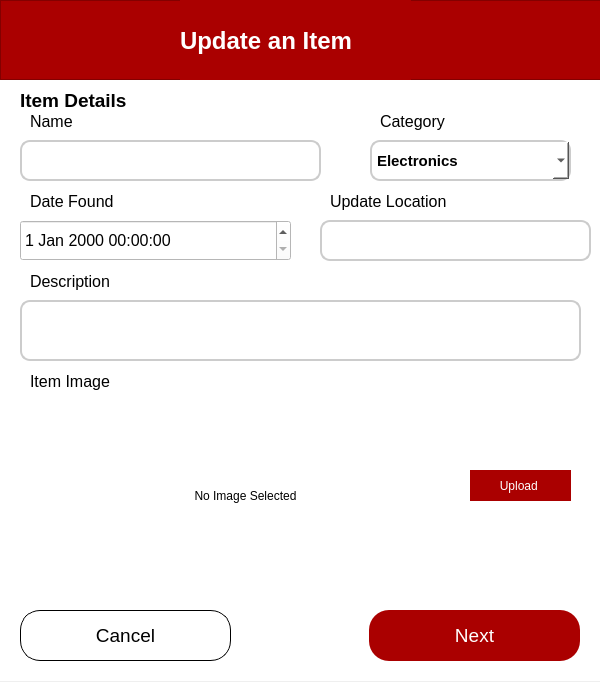
Qt form src/frontend/updateItem.ui (brexer/lost-and-found-system) before a commit.
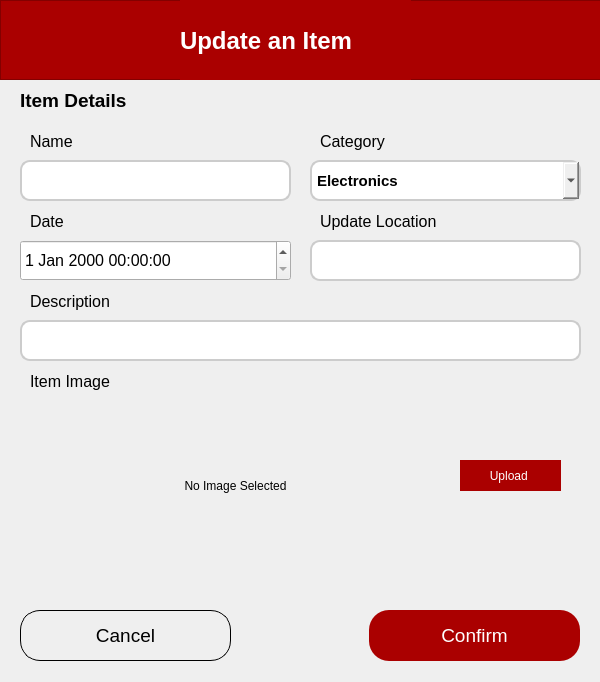
The same form after that commit.

What changed in the file:
```diff
--- a/src/frontend/updateItem.ui
+++ b/src/frontend/updateItem.ui
@@ -13,185 +13,79 @@
   <property name="windowTitle">
    <string>Dialog</string>
   </property>
-  <widget class="QStackedWidget" name="stackedWidget">
+  <widget class="QComboBox" name="categoryComboBox">
    <property name="geometry">
     <rect>
-     <x>0</x>
-     <y>0</y>
-     <width>601</width>
-     <height>681</height>
-    </rect>
-   </property>
-   <property name="styleSheet">
-    <string notr="true">background-color: rgb(255, 255, 255);</string>
-   </property>
-   <property name="currentIndex">
-    <number>0</number>
-   </property>
-   <widget class="QWidget" name="itemPage">
-    <widget class="QLabel" name="label_2">
-     <property name="geometry">
-      <rect>
-       <x>20</x>
-       <y>80</y>
-       <width>191</width>
+     <x>310</x>
+     <y>160</y>
+     <width>271</width>
        <height>41</height>
       </rect>
      </property>
      <property name="font">
       <font>
-       <pointsize>14</pointsize>
+     <pointsize>11</pointsize>
        <weight>75</weight>
        <bold>true</bold>
       </font>
      </property>
-     <property name="text">
-      <string>Item Details</string>
-     </property>
-    </widget>
-    <widget class="QLineEdit" name="itemNameEdit">
-     <property name="geometry">
-      <rect>
-       <x>20</x>
-       <y>140</y>
-       <width>301</width>
-       <height>41</height>
-      </rect>
-     </property>
      <property name="styleSheet">
-      <string notr="true">QLineEdit {
+    <string notr="true">QComboBox {
         border: 2px solid #ccc;
         border-radius: 10px;
         padding: 5px;
     }</string>
      </property>
+   <item>
      <property name="text">
-      <string/>
-     </property>
-    </widget>
-    <widget class="QLabel" name="label_3">
-     <property name="geometry">
-      <rect>
-       <x>30</x>
-       <y>110</y>
-       <width>80</width>
-       <height>23</height>
-      </rect>
-     </property>
-     <property name="font">
-      <font>
-       <pointsize>12</pointsize>
-      </font>
-     </property>
+     <string>Electronics</string>
+    </property>
+   </item>
+   <item>
+    <property name="text">
+     <string>School Supplies</string>
+    </property>
+   </item>
+   <item>
+    <property name="text">
+     <string>Clothing and Accessories</string>
+    </property>
+   </item>
+   <item>
      <property name="text">
-      <string>Name</string>
-     </property>
-    </widget>
-    <widget class="QLineEdit" name="locationFoundEdit">
-     <property name="geometry">
-      <rect>
-       <x>320</x>
-       <y>220</y>
-       <width>271</width>
-       <height>41</height>
-      </rect>
-     </property>
-     <property name="styleSheet">
-      <string notr="true">QLineEdit {
-        border: 2px solid #ccc;
-        border-radius: 10px;
-        padding: 5px;
-    }</string>
-     </property>
-    </widget>
-    <widget class="QLabel" name="label_5">
-     <property name="geometry">
-      <rect>
-       <x>30</x>
-       <y>190</y>
-       <width>191</width>
-       <height>23</height>
-      </rect>
-     </property>
-     <property name="font">
-      <font>
-       <pointsize>12</pointsize>
-      </font>
-     </property>
+     <string>I.D Cards</string>
+    </property>
+   </item>
+   <item>
      <property name="text">
-      <string>Date Found</string>
-     </property>
-    </widget>
-    <widget class="QLabel" name="label_6">
-     <property name="geometry">
-      <rect>
-       <x>330</x>
-       <y>190</y>
-       <width>211</width>
-       <height>23</height>
-      </rect>
-     </property>
-     <property name="font">
-      <font>
-       <pointsize>12</pointsize>
-      </font>
-     </property>
+     <string>Wallets </string>
+    </property>
+   </item>
+   <item>
      <property name="text">
-      <string>Update Location</string>
-     </property>
-    </widget>
-    <widget class="QLineEdit" name="descriptionEdit">
-     <property name="geometry">
-      <rect>
-       <x>20</x>
-       <y>300</y>
-       <width>561</width>
-       <height>61</height>
-      </rect>
-     </property>
-     <property name="styleSheet">
-      <string notr="true">QLineEdit {
-        border: 2px solid #ccc;
-        border-radius: 10px;
-        padding: 5px;
-    }</string>
-     </property>
+     <string>Keys</string>
+    </property>
+   </item>
+   <item>
      <property name="text">
-      <string/>
-     </property>
-    </widget>
-    <widget class="QLabel" name="label_7">
-     <property name="geometry">
-      <rect>
-       <x>30</x>
-       <y>270</y>
-       <width>191</width>
-       <height>23</height>
-      </rect>
-     </property>
-     <property name="font">
-      <font>
-       <pointsize>12</pointsize>
-      </font>
-     </property>
+     <string>Personal Items</string>
+    </property>
+   </item>
+   <item>
      <property name="text">
-      <string>Description</string>
-     </property>
-    </widget>
-    <widget class="QPushButton" name="nextButton">
+     <string>Others</string>
+    </property>
+   </item>
+  </widget>
+  <widget class="QPushButton" name="pushButton">
      <property name="geometry">
       <rect>
-       <x>369</x>
-       <y>610</y>
-       <width>211</width>
-       <height>51</height>
-      </rect>
-     </property>
-     <property name="font">
-      <font>
-       <pointsize>14</pointsize>
-      </font>
-     </property>
+     <x>460</x>
+     <y>460</y>
+     <width>101</width>
+     <height>31</height>
+    </rect>
+   </property>
      <property name="styleSheet">
       <string notr="true">QPushButton {
         background-color: rgb(170, 0, 0);
@@ -208,7 +102,7 @@
     }</string>
      </property>
      <property name="text">
-      <string>Next</string>
+    <string>Upload </string>
      </property>
     </widget>
     <widget class="QPushButton" name="cancelButton">
@@ -242,6 +136,46 @@
       <string>Cancel</string>
      </property>
     </widget>
+  <widget class="QLineEdit" name="itemNameEdit">
+   <property name="geometry">
+    <rect>
+     <x>20</x>
+     <y>160</y>
+     <width>271</width>
+     <height>41</height>
+    </rect>
+   </property>
+   <property name="styleSheet">
+    <string notr="true">QLineEdit {
+        border: 2px solid #ccc;
+        border-radius: 10px;
+        padding: 5px;
+    }</string>
+   </property>
+   <property name="text">
+    <string/>
+   </property>
+  </widget>
+  <widget class="QLabel" name="label_2">
+   <property name="geometry">
+    <rect>
+     <x>20</x>
+     <y>80</y>
+     <width>191</width>
+     <height>41</height>
+    </rect>
+   </property>
+   <property name="font">
+    <font>
+     <pointsize>14</pointsize>
+     <weight>75</weight>
+     <bold>true</bold>
+    </font>
+   </property>
+   <property name="text">
+    <string>Item Details</string>
+   </property>
+  </widget>
     <widget class="QFrame" name="frame_2">
      <property name="geometry">
       <rect>
@@ -284,26 +218,11 @@
       </property>
      </widget>
     </widget>
-    <widget class="QDateTimeEdit" name="dateFoundEdit">
-     <property name="geometry">
-      <rect>
-       <x>20</x>
-       <y>220</y>
-       <width>271</width>
-       <height>41</height>
-      </rect>
-     </property>
-     <property name="font">
-      <font>
-       <pointsize>12</pointsize>
-      </font>
-     </property>
-    </widget>
     <widget class="QLabel" name="label_14">
      <property name="geometry">
       <rect>
-       <x>380</x>
-       <y>110</y>
+     <x>320</x>
+     <y>130</y>
        <width>191</width>
        <height>23</height>
       </rect>
@@ -317,105 +236,104 @@
       <string>Category</string>
      </property>
     </widget>
-    <widget class="QComboBox" name="comboBox_2">
+  <widget class="QLabel" name="label_5">
      <property name="geometry">
       <rect>
-       <x>370</x>
-       <y>140</y>
-       <width>201</width>
-       <height>41</height>
+     <x>30</x>
+     <y>210</y>
+     <width>191</width>
+     <height>23</height>
       </rect>
      </property>
      <property name="font">
       <font>
-       <pointsize>11</pointsize>
-       <weight>75</weight>
-       <bold>true</bold>
-      </font>
-     </property>
+     <pointsize>12</pointsize>
+    </font>
+   </property>
+   <property name="text">
+    <string>Date</string>
+   </property>
+  </widget>
+  <widget class="QLineEdit" name="descriptionEdit">
+   <property name="geometry">
+    <rect>
+     <x>20</x>
+     <y>320</y>
+     <width>561</width>
+     <height>41</height>
+    </rect>
+   </property>
      <property name="styleSheet">
-      <string notr="true">QComboBox {
+    <string notr="true">QLineEdit {
         border: 2px solid #ccc;
         border-radius: 10px;
         padding: 5px;
     }</string>
      </property>
-     <item>
       <property name="text">
-       <string>Electronics</string>
-      </property>
-     </item>
-     <item>
-      <property name="text">
-       <string>School Supplies</string>
-      </property>
-     </item>
-     <item>
-      <property name="text">
-       <string>Clothing and Accessories</string>
-      </property>
-     </item>
-     <item>
+    <string/>
+   </property>
+  </widget>
+  <widget class="QLabel" name="label_7">
+   <property name="geometry">
+    <rect>
+     <x>30</x>
+     <y>290</y>
+     <width>191</width>
+     <height>23</height>
+    </rect>
+   </property>
+   <property name="font">
+    <font>
+     <pointsize>12</pointsize>
+    </font>
+   </property>
       <property name="text">
-       <string>I.D Cards</string>
-      </property>
-     </item>
-     <item>
-      <property name="text">
-       <string>Wallets </string>
-      </property>
-     </item>
-     <item>
-      <property name="text">
-       <string>Keys</string>
-      </property>
-     </item>
-     <item>
+    <string>Description</string>
+   </property>
+  </widget>
+  <widget class="QLabel" name="label_15">
+   <property name="geometry">
+    <rect>
+     <x>30</x>
+     <y>370</y>
+     <width>111</width>
+     <height>23</height>
+    </rect>
+   </property>
+   <property name="font">
+    <font>
+     <pointsize>12</pointsize>
+    </font>
+   </property>
       <property name="text">
-       <string>Personal Items</string>
-      </property>
-     </item>
-     <item>
-      <property name="text">
-       <string>Others</string>
-      </property>
-     </item>
-    </widget>
-    <widget class="QPushButton" name="pushButton">
+    <string>Item Image</string>
+   </property>
+  </widget>
+  <widget class="QLineEdit" name="locationEdit">
      <property name="geometry">
       <rect>
-       <x>470</x>
-       <y>470</y>
-       <width>101</width>
-       <height>31</height>
+     <x>310</x>
+     <y>240</y>
+     <width>271</width>
+     <height>41</height>
       </rect>
      </property>
      <property name="styleSheet">
-      <string notr="true">QPushButton {
-        background-color: rgb(170, 0, 0);
-        color: white;
-        border: none;
-        border-radius: 20px;
-        padding: 8px 16px;
-    }
-    QPushButton:hover {
-        background-color: #800000;
-    }
-    QPushButton:pressed {
-        background-color: #4d0000;
+    <string notr="true">QLineEdit {
+        border: 2px solid #ccc;
+        border-radius: 10px;
+        padding: 5px;
     }</string>
      </property>
-     <property name="text">
-      <string>Upload </string>
-     </property>
     </widget>
     <widget class="QLabel" name="itemImagePreview">
      <property name="geometry">
       <rect>
        <x>30</x>
        <y>400</y>
-       <width>431</width>
-       <height>191</height>
+     <width>411</width>
+     <height>171</height>
       </rect>
      </property>
      <property name="text">
@@ -425,12 +343,78 @@
       <set>Qt::AlignCenter</set>
      </property>
     </widget>
-    <widget class="QLabel" name="label_15">
+  <widget class="QPushButton" name="confirmButton">
+   <property name="geometry">
+    <rect>
+     <x>369</x>
+     <y>610</y>
+     <width>211</width>
+     <height>51</height>
+    </rect>
+   </property>
+   <property name="font">
+    <font>
+     <pointsize>14</pointsize>
+    </font>
+   </property>
+   <property name="styleSheet">
+    <string notr="true">QPushButton {
+        background-color: rgb(170, 0, 0);
+        color: white;
+        border: none;
+        border-radius: 20px;
+        padding: 8px 16px;
+    }
+    QPushButton:hover {
+        background-color: #800000;
+    }
+    QPushButton:pressed {
+        background-color: #4d0000;
+    }</string>
+   </property>
+   <property name="text">
+    <string>Confirm</string>
+   </property>
+  </widget>
+  <widget class="QLabel" name="label_6">
+   <property name="geometry">
+    <rect>
+     <x>320</x>
+     <y>210</y>
+     <width>211</width>
+     <height>23</height>
+    </rect>
+   </property>
+   <property name="font">
+    <font>
+     <pointsize>12</pointsize>
+    </font>
+   </property>
+   <property name="text">
+    <string>Update Location</string>
+   </property>
+  </widget>
+  <widget class="QDateTimeEdit" name="dateTimeEdit">
+   <property name="geometry">
+    <rect>
+     <x>20</x>
+     <y>240</y>
+     <width>271</width>
+     <height>41</height>
+    </rect>
+   </property>
+   <property name="font">
+    <font>
+     <pointsize>12</pointsize>
+    </font>
+   </property>
+  </widget>
+  <widget class="QLabel" name="label_3">
      <property name="geometry">
       <rect>
        <x>30</x>
-       <y>370</y>
-       <width>111</width>
+     <y>130</y>
+     <width>80</width>
        <height>23</height>
       </rect>
      </property>
@@ -440,11 +424,8 @@
       </font>
      </property>
      <property name="text">
-      <string>Item Image</string>
-     </property>
-    </widget>
-   </widget>
-   <widget class="QWidget" name="personPage"/>
+    <string>Name</string>
+   </property>
   </widget>
  </widget>
  <resources/>
```
Left out of the diff: 4 changed lines with no effect on the pictures. Lines whose indentation alone changed are shown as unchanged.
